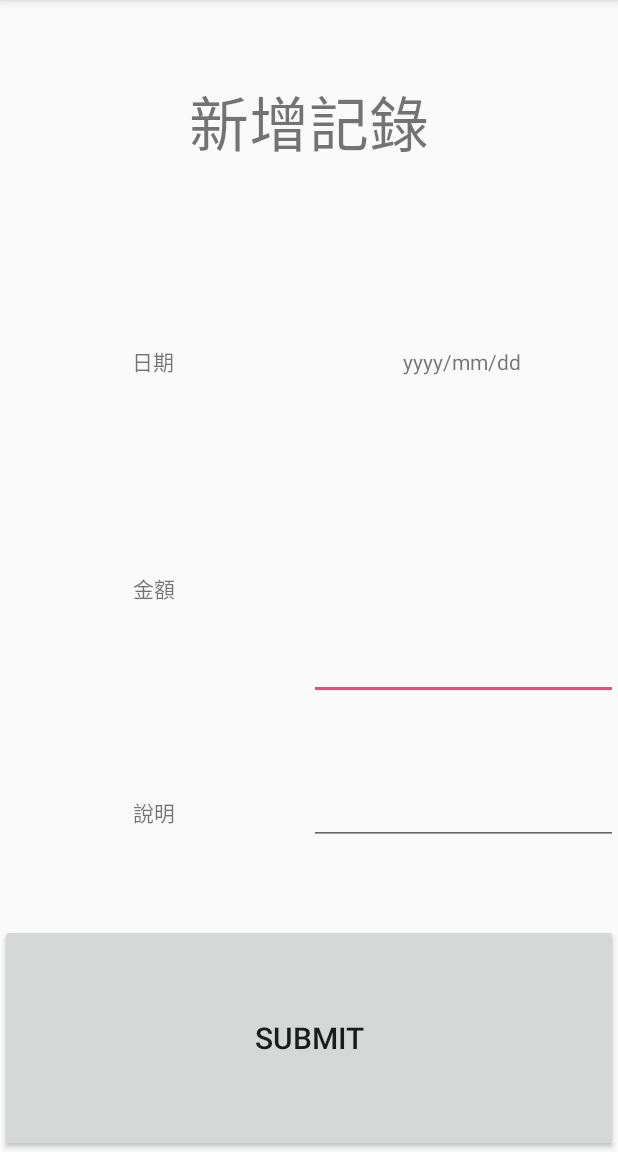
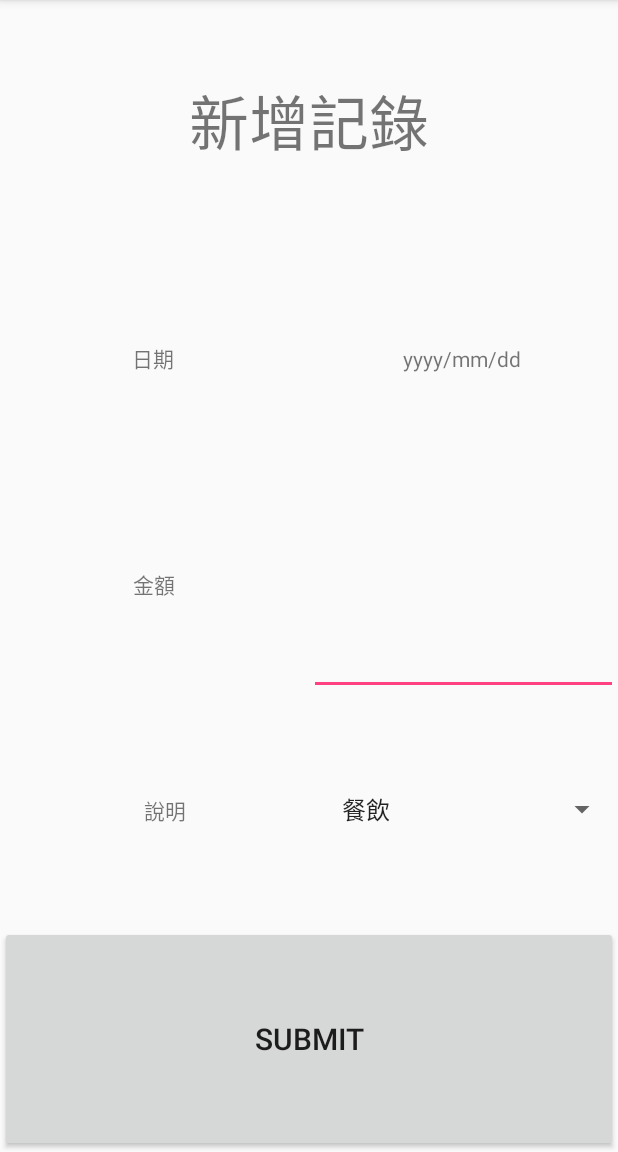
Before and after one commit to sp8963/MoneyCost, an Android app: the CorrectActivity screen opened directly, with no data from a screen before it, after a tap on "SUBMIT", on a phone screen of 412 x 824 dp, the part 84-1236 px from its top. Run offline under Robolectric (Android 15) with nearby library versions, the phone set to English and light mode, and no system bars.

Commit message:
修改選項

```diff
--- a/app/src/main/java/com/example/pingliu/moneycost/CorrectActivity.java
+++ b/app/src/main/java/com/example/pingliu/moneycost/CorrectActivity.java
@@ -7,6 +7,7 @@ import android.os.Bundle;
 import android.view.View;
 import android.widget.DatePicker;
 import android.widget.EditText;
+import android.widget.Spinner;
 import android.widget.TextView;
 import android.widget.Toast;
 
@@ -15,7 +16,7 @@ import java.util.Calendar;
 public class CorrectActivity extends AppCompatActivity {
     private int id;
     private TextView chDate;
-    private EditText chInfo;
+    private Spinner chInfo;
     private EditText chAmount;
     private int saveYear, saveMonth, saveDay;
     private boolean dateClick;
@@ -30,7 +31,7 @@ public class CorrectActivity extends AppCompatActivity {
     }
 
     private void findViews() {
-        chInfo = (EditText) findViewById(R.id.ch_info);
+        chInfo = (Spinner) findViewById(R.id.ch_info);
         chAmount = (EditText) findViewById(R.id.ch_amount);
         chDate = (TextView) findViewById(R.id.ch_date);
         chDate.setOnClickListener(new View.OnClickListener() {
@@ -62,7 +63,7 @@ public class CorrectActivity extends AppCompatActivity {
     public void correct(View v) {
 
         String datetime = saveYear + "-" + saveMonth + "-" + saveDay;
-        String name = chInfo.getText().toString();
+        String name = chInfo.getSelectedItem().toString();
         String money = chAmount.getText().toString().trim();
         if (datetime.equals("0-0-0")||name.equals("")||money.equals("")) {
             Toast.makeText(this, "資料未齊全", Toast.LENGTH_SHORT).show();
--- a/app/src/main/res/layout/activity_correct.xml
+++ b/app/src/main/res/layout/activity_correct.xml
@@ -80,14 +80,14 @@
                 android:gravity="center"
                 android:text="說明" />
 
-            <EditText
+            <Spinner
                 android:id="@+id/ch_info"
-                android:layout_width="match_parent"
-                android:layout_height="wrap_content"
+                android:layout_width="384dp"
+                android:layout_height="51dp"
                 android:layout_weight="1"
                 android:ems="10"
-                android:gravity="center"
-                android:inputType="text" />
+                android:entries="@array/moneymod"
+                android:gravity="center"/>
 
         </LinearLayout>
 
```
